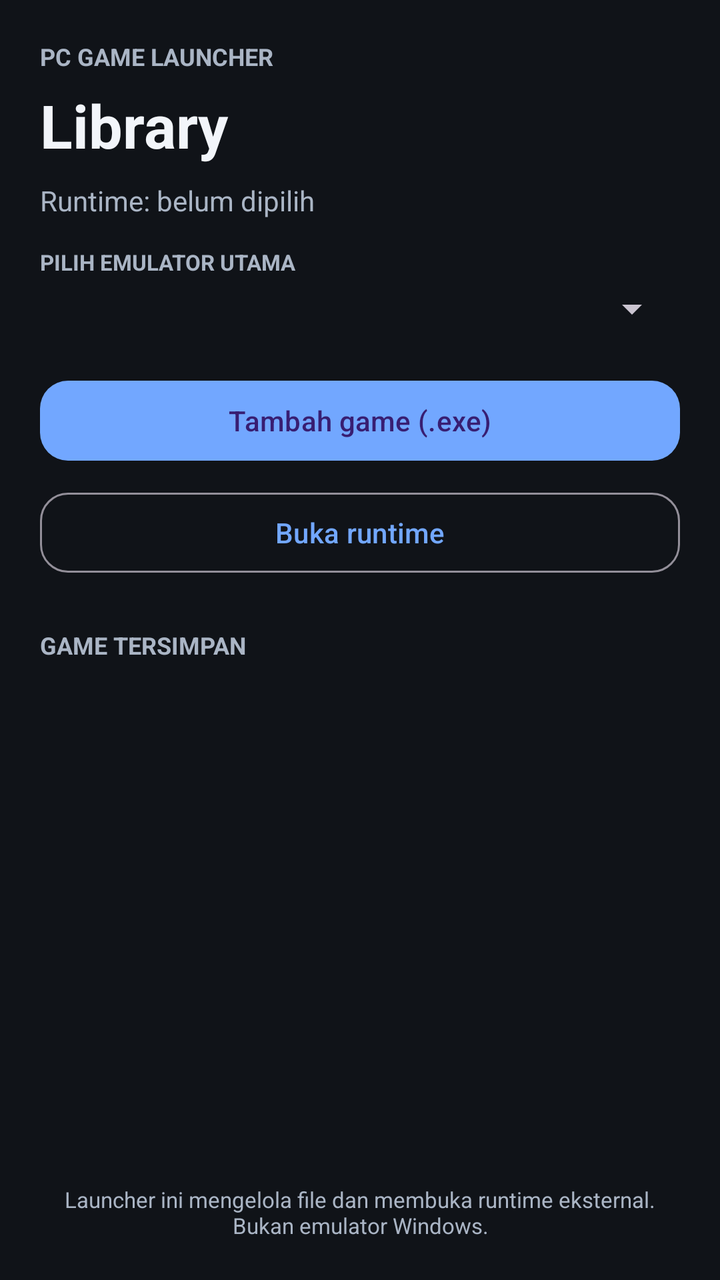
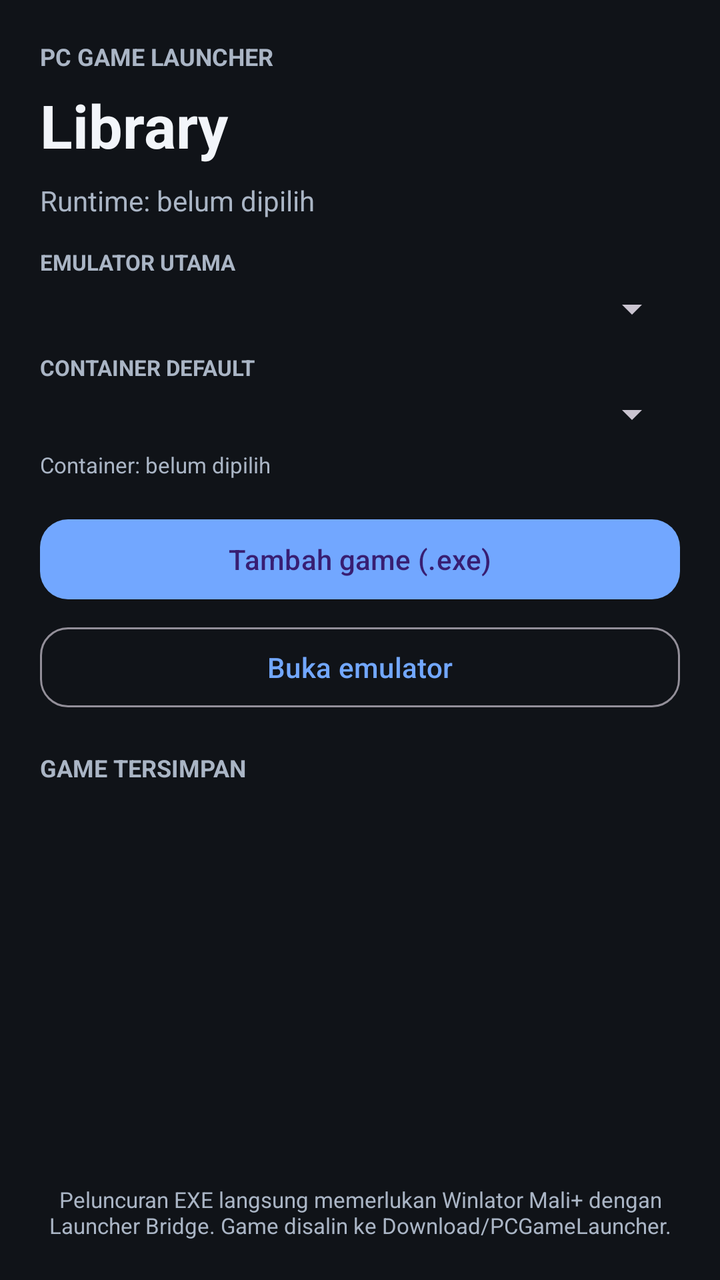

The first picture is an Android layout as it rendered before a commit; the second is the same layout after the commit. The layout source and the unified diff follow.
<!-- AndroidManifest.xml: application theme Theme.PCGameLauncherPlus -->
<!-- res/layout/activity_main.xml -->
<?xml version="1.0" encoding="utf-8"?>
<LinearLayout xmlns:android="http://schemas.android.com/apk/res/android"
    xmlns:app="http://schemas.android.com/apk/res-auto"
    android:layout_width="match_parent" android:layout_height="match_parent"
    android:orientation="vertical" android:background="@color/launcher_background"
    android:padding="20dp">
    <TextView android:layout_width="match_parent" android:layout_height="wrap_content"
        android:text="PC GAME LAUNCHER" android:textColor="@color/launcher_muted"
        android:textSize="12sp" android:textStyle="bold" />
    <TextView android:layout_width="match_parent" android:layout_height="wrap_content"
        android:layout_marginTop="6dp" android:text="Library"
        android:textColor="@color/launcher_text" android:textSize="30sp" android:textStyle="bold" />
    <TextView android:id="@+id/runtimeStatus" android:layout_width="match_parent"
        android:layout_height="wrap_content" android:layout_marginTop="8dp"
        android:text="Runtime: belum dipilih" android:textColor="@color/launcher_muted" android:textSize="14sp" />
    <TextView android:layout_width="match_parent" android:layout_height="wrap_content" android:layout_marginTop="14dp" android:text="PILIH EMULATOR UTAMA" android:textColor="@color/launcher_muted" android:textSize="11sp" android:textStyle="bold" />
    <Spinner android:id="@+id/runtimeSpinner" android:layout_width="match_parent" android:layout_height="wrap_content" android:layout_marginTop="4dp" />
    <com.google.android.material.button.MaterialButton android:id="@+id/addGameButton"
        android:layout_width="match_parent" android:layout_height="wrap_content"
        android:layout_marginTop="20dp" android:text="Tambah game (.exe)" app:cornerRadius="14dp" />
    <com.google.android.material.button.MaterialButton android:id="@+id/runtimeButton"
        style="@style/Widget.Material3.Button.OutlinedButton"
        android:layout_width="match_parent" android:layout_height="wrap_content"
        android:layout_marginTop="8dp" android:text="Buka runtime" app:cornerRadius="14dp" />
    <TextView android:layout_width="match_parent" android:layout_height="wrap_content"
        android:layout_marginTop="24dp" android:text="GAME TERSIMPAN"
        android:textColor="@color/launcher_muted" android:textSize="12sp" android:textStyle="bold" />
    <ScrollView android:layout_width="match_parent" android:layout_height="0dp"
        android:layout_weight="1" android:layout_marginTop="10dp" android:fillViewport="true">
        <LinearLayout android:id="@+id/gameList" android:layout_width="match_parent"
            android:layout_height="wrap_content" android:orientation="vertical" />
    </ScrollView>
    <TextView android:layout_width="match_parent" android:layout_height="wrap_content"
        android:text="Launcher ini mengelola file dan membuka runtime eksternal. Bukan emulator Windows."
        android:textColor="@color/launcher_muted" android:textSize="11sp"
        android:gravity="center" android:paddingTop="12dp" />
</LinearLayout>
<!-- resources referenced by this layout -->
<resources>
  <color name="launcher_background">#101318</color>
  <color name="launcher_muted">#AAB5C5</color>
  <color name="launcher_text">#F2F5FA</color>
  <style name="Theme.PCGameLauncherPlus" parent="Theme.Material3.Dark.NoActionBar">
          <item name="colorPrimary">@color/launcher_primary</item>
          <item name="android:colorAccent">@color/launcher_primary</item>
          <item name="android:statusBarColor">@color/launcher_background</item>
          <item name="android:navigationBarColor">@color/launcher_background</item>
          <item name="android:windowBackground">@color/launcher_background</item>
      </style>
  <color name="launcher_primary">#72A7FF</color>
</resources>

<!-- the commit's change to res/layout/activity_main.xml (unified diff, before → after) -->
@@ -13,17 +13,28 @@
     <TextView android:id="@+id/runtimeStatus" android:layout_width="match_parent"
         android:layout_height="wrap_content" android:layout_marginTop="8dp"
         android:text="Runtime: belum dipilih" android:textColor="@color/launcher_muted" android:textSize="14sp" />
-    <TextView android:layout_width="match_parent" android:layout_height="wrap_content" android:layout_marginTop="14dp" android:text="PILIH EMULATOR UTAMA" android:textColor="@color/launcher_muted" android:textSize="11sp" android:textStyle="bold" />
-    <Spinner android:id="@+id/runtimeSpinner" android:layout_width="match_parent" android:layout_height="wrap_content" android:layout_marginTop="4dp" />
+    <TextView android:layout_width="match_parent" android:layout_height="wrap_content"
+        android:layout_marginTop="14dp" android:text="EMULATOR UTAMA"
+        android:textColor="@color/launcher_muted" android:textSize="11sp" android:textStyle="bold" />
+    <Spinner android:id="@+id/runtimeSpinner" android:layout_width="match_parent"
+        android:layout_height="wrap_content" android:layout_marginTop="4dp" />
+    <TextView android:layout_width="match_parent" android:layout_height="wrap_content"
+        android:layout_marginTop="10dp" android:text="CONTAINER DEFAULT"
+        android:textColor="@color/launcher_muted" android:textSize="11sp" android:textStyle="bold" />
+    <Spinner android:id="@+id/containerSpinner" android:layout_width="match_parent"
+        android:layout_height="wrap_content" android:layout_marginTop="4dp" />
+    <TextView android:id="@+id/containerStatus" android:layout_width="match_parent"
+        android:layout_height="wrap_content" android:layout_marginTop="6dp"
+        android:text="Container: belum dipilih" android:textColor="@color/launcher_muted" android:textSize="11sp" />
     <com.google.android.material.button.MaterialButton android:id="@+id/addGameButton"
         android:layout_width="match_parent" android:layout_height="wrap_content"
-        android:layout_marginTop="20dp" android:text="Tambah game (.exe)" app:cornerRadius="14dp" />
+        android:layout_marginTop="16dp" android:text="Tambah game (.exe)" app:cornerRadius="14dp" />
     <com.google.android.material.button.MaterialButton android:id="@+id/runtimeButton"
         style="@style/Widget.Material3.Button.OutlinedButton"
         android:layout_width="match_parent" android:layout_height="wrap_content"
-        android:layout_marginTop="8dp" android:text="Buka runtime" app:cornerRadius="14dp" />
+        android:layout_marginTop="6dp" android:text="Buka emulator" app:cornerRadius="14dp" />
     <TextView android:layout_width="match_parent" android:layout_height="wrap_content"
-        android:layout_marginTop="24dp" android:text="GAME TERSIMPAN"
+        android:layout_marginTop="18dp" android:text="GAME TERSIMPAN"
         android:textColor="@color/launcher_muted" android:textSize="12sp" android:textStyle="bold" />
     <ScrollView android:layout_width="match_parent" android:layout_height="0dp"
         android:layout_weight="1" android:layout_marginTop="10dp" android:fillViewport="true">
@@ -31,7 +42,7 @@
             android:layout_height="wrap_content" android:orientation="vertical" />
     </ScrollView>
     <TextView android:layout_width="match_parent" android:layout_height="wrap_content"
-        android:text="Launcher ini mengelola file dan membuka runtime eksternal. Bukan emulator Windows."
+        android:text="Peluncuran EXE langsung memerlukan Winlator Mali+ dengan Launcher Bridge. Game disalin ke Download/PCGameLauncher."
         android:textColor="@color/launcher_muted" android:textSize="11sp"
         android:gravity="center" android:paddingTop="12dp" />
 </LinearLayout>
